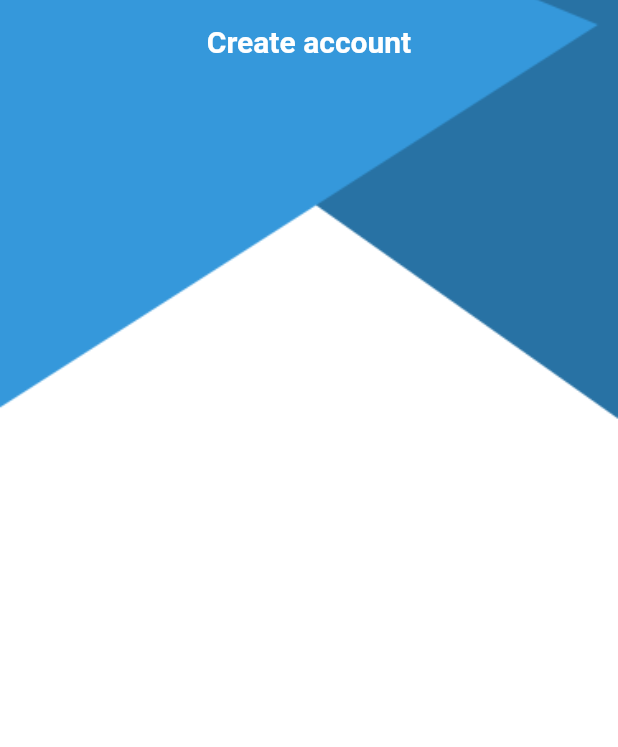
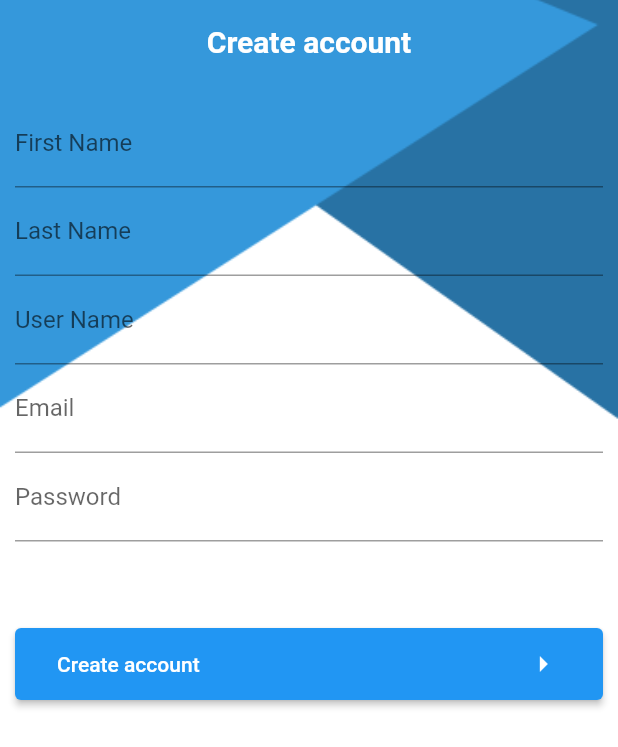
Before and after one commit to ShehabAldeen/chat-App, a Flutter app: the screen it shows after launch, on a phone screen of 412 x 824 dp. Shown: the top 747 px of the screen. Run offline on Flutter 3.47's test engine with Material 2 defaults, Android fonts, the phone set to English and light mode, and no system bars.

Commit message:
validate with textFormfield to create account

```diff
--- a/lib/main.dart
+++ b/lib/main.dart
@@ -17,6 +17,7 @@ class MyApp extends StatelessWidget {
         appBarTheme: AppBarTheme(
           elevation: 0,
           backgroundColor: Colors.transparent,
+          centerTitle: true,
         ),
       ),
       routes: {
--- a/lib/register_screen.dart
+++ b/lib/register_screen.dart
@@ -1,9 +1,16 @@
+import 'package:chat_app/utils.dart';
 import 'package:flutter/material.dart';
 
 import 'custom_files/custom_text.dart';
 
 class Registerscreen extends StatelessWidget {
   static final routeName = 'register screen';
+  String? firstName;
+  String? lastName;
+  String? userName;
+  String? email;
+  String? password;
+  var formKey = GlobalKey<FormState>();
 
   @override
   Widget build(BuildContext context) {
@@ -17,16 +24,125 @@ class Registerscreen extends StatelessWidget {
             fit: BoxFit.cover,
           )),
       child: Scaffold(
-        backgroundColor: Colors.transparent,
         appBar: AppBar(
           title: CustomText(
             text: 'Create account',
             fontWeight: FontWeight.bold,
             fontSize: 20,
           ),
-          centerTitle: true,
+        ),
+        body: SingleChildScrollView(
+          child: Padding(
+            padding: const EdgeInsets.all(10.0),
+            child: Form(
+              key: formKey,
+              child: Column(
+                mainAxisAlignment: MainAxisAlignment.center,
+                children: [
+                  TextFormField(
+                    decoration: InputDecoration(
+                      labelText: 'First Name',
+                    ),
+                    onChanged: (text) {
+                      firstName = text;
+                    },
+                    validator: (text) {
+                      if (text == null || text.trim().isEmpty) {
+                        return 'Please enter first name';
+                      }
+                      return null;
+                    },
+                  ),
+                  TextFormField(
+                    decoration: InputDecoration(
+                      labelText: 'Last Name',
+                    ),
+                    onChanged: (text) {
+                      lastName = text;
+                    },
+                    validator: (text) {
+                      if (text == null || text.trim().isEmpty) {
+                        return 'Please enter last name';
+                      }
+                      return null;
+                    },
+                  ),
+                  TextFormField(
+                    decoration: InputDecoration(
+                      labelText: 'User Name',
+                    ),
+                    onChanged: (text) {
+                      firstName = text;
+                    },
+                    validator: (text) {
+                      if (text == null || text.trim().isEmpty) {
+                        return 'Please enter user name';
+                      }
+                      return null;
+                    },
+                  ),
+                  TextFormField(
+                    decoration: InputDecoration(
+                      labelText: 'Email',
+                    ),
+                    onChanged: (text) {
+                      email = text;
+                    },
+                    validator: (text) {
+                      if (text == null || text.trim().isEmpty) {
+                        return 'Please enter email';
+                      }
+                      if (Utils.isValidEmail(email ?? '')) {
+                        return null;
+                      }
+                      return 'invalid email';
+                    },
+                  ),
+                  TextFormField(
+                    decoration: InputDecoration(
+                      labelText: 'Password',
+                    ),
+                    onChanged: (text) {
+                      email = text;
+                    },
+                    validator: (text) {
+                      if (text == null || text.trim().isEmpty) {
+                        return 'Please enter password';
+                      }
+                      if (text.length < 6) {
+                        return 'should be at least 6 character';
+                      }
+                      return null;
+                    },
+                  ),
+                  SizedBox(
+                    height: MediaQuery.of(context).size.height * 0.07,
+                  ),
+                  ElevatedButton(
+                    onPressed: () {
+                      if (formKey.currentState?.validate() == true) {
+                        createAccountWithFirebaseAuth();
+                      }
+                    },
+                    child: Padding(
+                      padding: const EdgeInsets.all(12.0),
+                      child: Row(
+                        mainAxisAlignment: MainAxisAlignment.spaceBetween,
+                        children: [
+                          Text('Create account'),
+                          Icon(Icons.arrow_right),
+                        ],
+                      ),
+                    ),
+                  )
+                ],
+              ),
+            ),
+          ),
         ),
       ),
     );
   }
+
+  void createAccountWithFirebaseAuth() {}
 }
--- /dev/null
+++ b/lib/utils.dart
@@ -0,0 +1,7 @@
+class Utils {
+  static bool isValidEmail(String email) {
+    return RegExp(
+            r'^(([^<>()[\]\\.,;:\s@\"]+(\.[^<>()[\]\\.,;:\s@\"]+)*)|(\".+\"))@((\[[0-9]{1,3}\.[0-9]{1,3}\.[0-9]{1,3}\.[0-9]{1,3}\])|(([a-zA-Z\-0-9]+\.)+[a-zA-Z]{2,}))$')
+        .hasMatch(email);
+  }
+}
```
Also changed, not shown: 1 other file.
